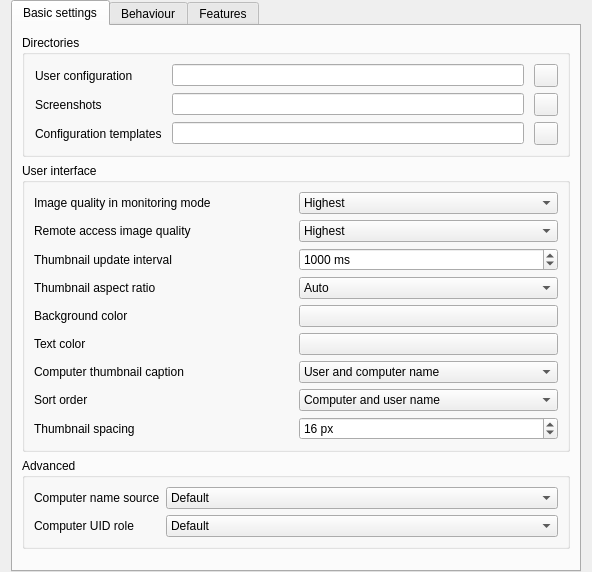
Before: the Qt Designer form configurator/src/MasterConfigurationPage.ui in veyon/veyon, drawn with Qt 5.
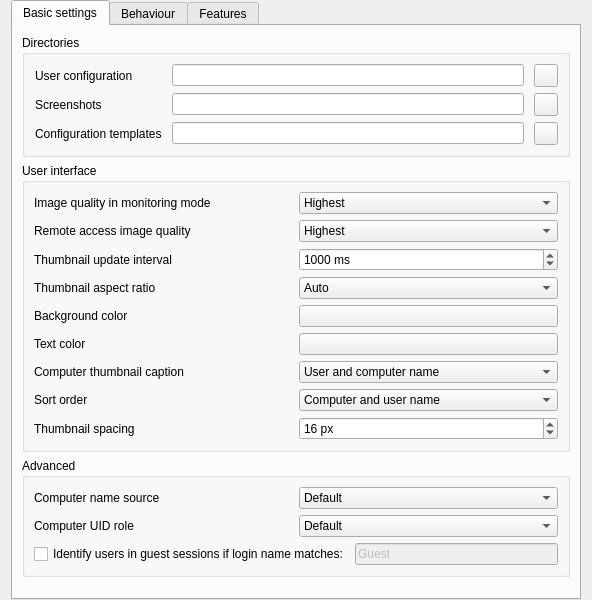
After: the same form once the commit is applied. Icons and pictures are not drawn.

Commit message: VeyonConfiguration: add properties for identifying users in guest sessions

```diff
--- a/configurator/src/MasterConfigurationPage.ui
+++ b/configurator/src/MasterConfigurationPage.ui
@@ -339,7 +339,7 @@
          <property name="title">
           <string>Advanced</string>
          </property>
-         <layout class="QFormLayout" name="formLayout_2">
+         <layout class="QGridLayout" name="gridLayout_4">
           <item row="0" column="0">
            <widget class="QLabel" name="computerNameSourceLabel">
             <property name="text">
@@ -412,6 +412,27 @@
             </item>
            </widget>
           </item>
+          <item row="2" column="0" colspan="2">
+           <layout class="QHBoxLayout" name="horizontalLayout_2">
+            <item>
+             <widget class="QCheckBox" name="identifyUsersInGuestSessions">
+              <property name="text">
+               <string>Identify users in guest sessions if login name matches:</string>
+              </property>
+             </widget>
+            </item>
+            <item>
+             <widget class="QLineEdit" name="guestUserLoginName">
+              <property name="enabled">
+               <bool>false</bool>
+              </property>
+              <property name="text">
+               <string>Guest</string>
+              </property>
+             </widget>
+            </item>
+           </layout>
+          </item>
          </layout>
         </widget>
        </item>
```
Left out of the diff: 18 changed lines with no effect on the pictures. The commit also changes 1 other file.
